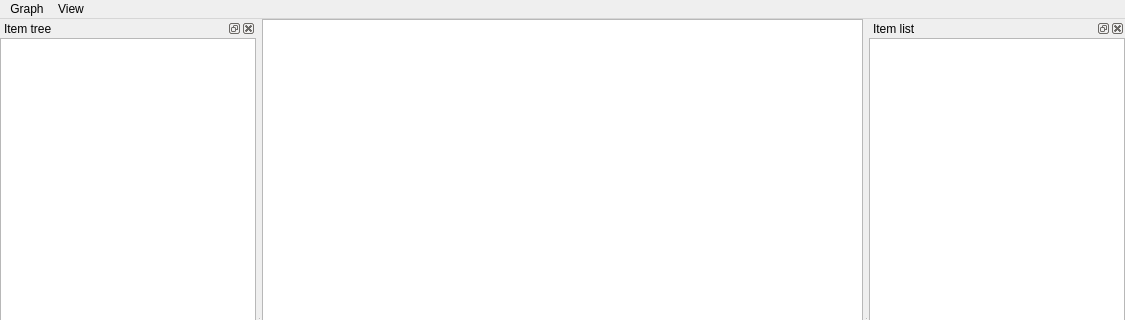
Old version of the form spinetoolbox/ui/graph_view_form.ui in the repository spine-tools/Spine-Toolbox; both pictures show x 0 to 1125 and y 0 to 320 of the 1125 by 653 pixel window.
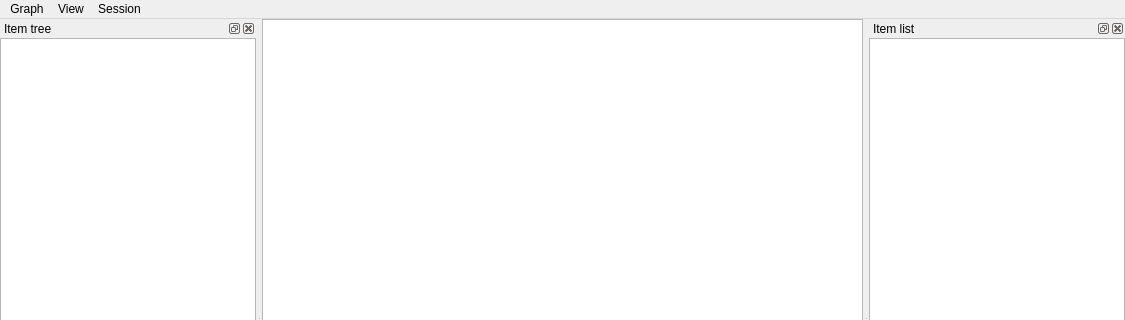
New version of the form. Icons and pictures are not drawn. Custom widgets are drawn as their Qt base class.

Commit message: Issue #46 updated: add commit, rollback and refresh actions to form.

```diff
--- a/spinetoolbox/ui/graph_view_form.ui
+++ b/spinetoolbox/ui/graph_view_form.ui
@@ -86,8 +86,17 @@
     </widget>
     <addaction name="menuDock_Widgets"/>
    </widget>
+   <widget class="QMenu" name="menuSession">
+    <property name="title">
+     <string>Session</string>
+    </property>
+    <addaction name="actionRefresh"/>
+    <addaction name="actionCommit"/>
+    <addaction name="actionRollback"/>
+   </widget>
    <addaction name="menuGraph"/>
    <addaction name="menuView"/>
+   <addaction name="menuSession"/>
   </widget>
   <widget class="QStatusBar" name="statusbar"/>
   <widget class="QDockWidget" name="dockWidget_item_list">
```
Left out of the diff: 40 changed lines with no effect on the pictures. The commit also changes 6 other files.
